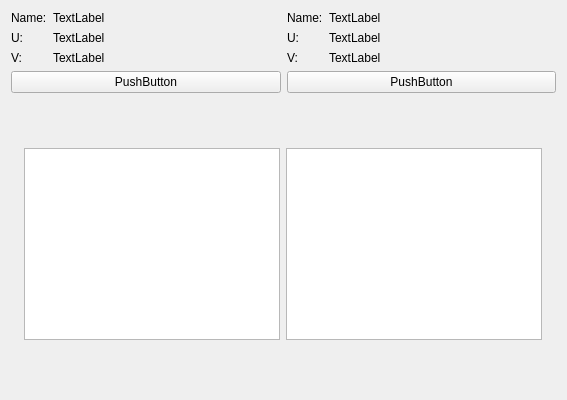
The window that ModelowanieGeometryczne1/GeneratedFiles/formPV.ui (gitzuka/mg1) describes before a commit, drawn with Qt 5.
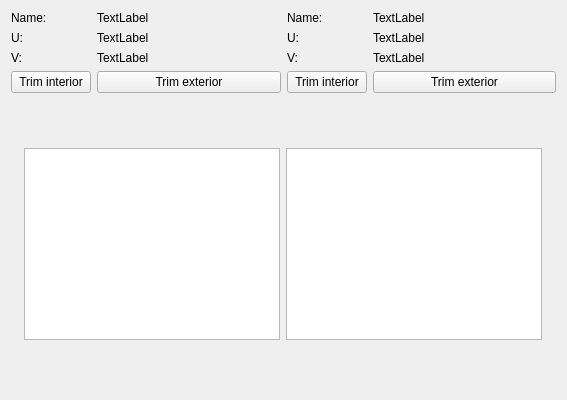
The same window after the commit. Custom widgets are drawn as their Qt base class.

What changed in the file:
```diff
--- a/ModelowanieGeometryczne1/GeneratedFiles/formPV.ui
+++ b/ModelowanieGeometryczne1/GeneratedFiles/formPV.ui
@@ -71,10 +71,17 @@
            </property>
           </widget>
          </item>
-         <item row="3" column="0" colspan="2">
+         <item row="3" column="0">
           <widget class="QPushButton" name="pushButton_Trim1">
            <property name="text">
-            <string>PushButton</string>
+            <string>Trim interior</string>
+           </property>
+          </widget>
+         </item>
+         <item row="3" column="1">
+          <widget class="QPushButton" name="pushButton_TrimExt1">
+           <property name="text">
+            <string>Trim exterior</string>
            </property>
           </widget>
          </item>
@@ -124,10 +131,17 @@
            </property>
           </widget>
          </item>
-         <item row="3" column="0" colspan="2">
+         <item row="3" column="0">
           <widget class="QPushButton" name="pushButton_Trim2">
            <property name="text">
-            <string>PushButton</string>
+            <string>Trim interior</string>
+           </property>
+          </widget>
+         </item>
+         <item row="3" column="1">
+          <widget class="QPushButton" name="pushButton_TrimExt2">
+           <property name="text">
+            <string>Trim exterior</string>
            </property>
           </widget>
          </item>
```
